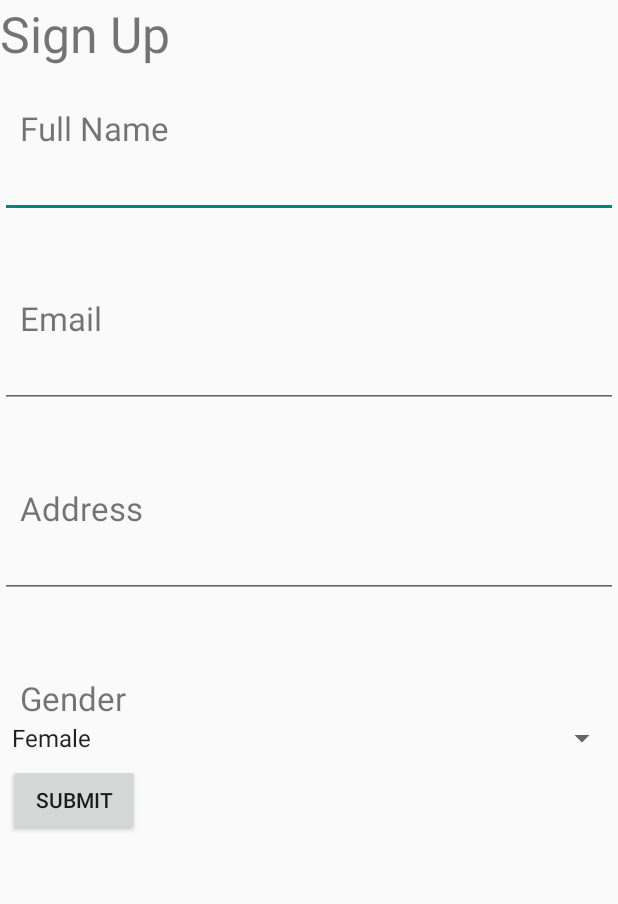
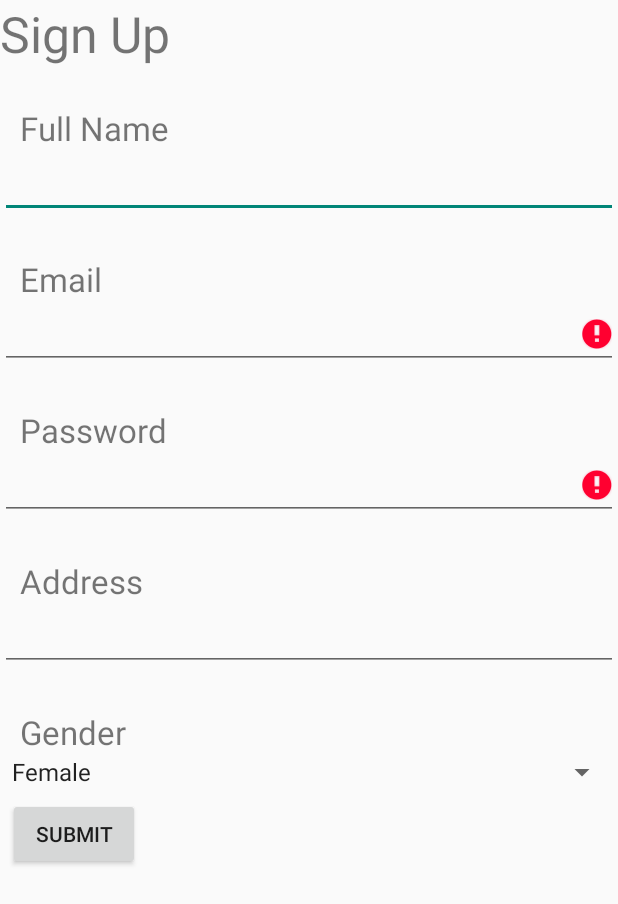
Before and after one commit to hayleycall/TinderForDogs, an Android app: the MyAndroidAppActivity screen opened directly, with no data from a screen before it, after a tap on "SUBMIT", on a phone screen of 412 x 824 dp. Shown: the top 904 px of the screen. Run offline under Robolectric (Android 15) with nearby library versions, the phone set to English and light mode, and no system bars.

```diff
--- a/app/src/main/java/com/example/hayleycall/boner/CustonOnItemSelectedListener.java
+++ b/app/src/main/java/com/example/hayleycall/boner/CustomOnItemSelectedListener.java
@@ -7,7 +7,7 @@ import android.widget.Toast;
 /**
  * Created by peyton on 3/1/15.
  */
-public class CustonOnItemSelectedListener implements OnItemSelectedListener {
+public class CustomOnItemSelectedListener implements OnItemSelectedListener {
 
     public void onItemSelected(AdapterView<?> parent, View view, int pos, long id){
         Toast.makeText(parent.getContext(),"OnItemSelectedListener: " + parent.getItemAtPosition(pos).toString(),
--- a/app/src/main/java/com/example/hayleycall/boner/MyAndroidAppActivity.java
+++ b/app/src/main/java/com/example/hayleycall/boner/MyAndroidAppActivity.java
@@ -6,9 +6,14 @@ import android.view.Menu;
 import android.view.MenuItem;
 import android.view.View;
 import android.view.View.OnClickListener;
+import android.widget.EditText;
 import android.widget.Spinner;
 import android.widget.Toast;
 import android.widget.Button;
+
+import java.util.jar.Attributes;
+import java.util.regex.Matcher;
+import java.util.regex.Pattern;
 
 
 /**
@@ -16,6 +21,7 @@ import android.widget.Button;
  */
 public class MyAndroidAppActivity extends Activity {
 
+    private EditText emailEditText,passEditText, nameEditText,addressEditText;
     private Spinner gender_spinner;
     private Button btnSubmit;
 
@@ -24,10 +30,68 @@ public class MyAndroidAppActivity extends Activity {
         super.onCreate(savedInstanceStance);
         setContentView(R.layout.form);
 
+        nameEditText=(EditText) findViewById(R.id.editText_name);
+        emailEditText = (EditText) findViewById(R.id.editText_email);
+        passEditText = (EditText) findViewById(R.id.editText_password);
+        addressEditText = (EditText) findViewById(R.id.editText_address);
+
         addItemsOnGenderSpinner();
         addListenerOnButton();
+        findViewById(R.id.btnSubmit).setOnClickListener(new OnClickListener() {
+            @Override
+            public void onClick(View arg0) {
 
+                final String email = emailEditText.getText().toString();
+                if (!isValidEmail(email)) {
+                    emailEditText.setError("Invalid Email");
+                }
 
+                final String pass = passEditText.getText().toString();
+                if (!isValidPassword(pass)) {
+                    passEditText.setError("Invalid Password");
+                }
+                final String address = addressEditText.getText().toString();
+                if(!isValidAddress(address)){
+                    passEditText.setError("Invalid Address");
+                }
+                final String name = nameEditText.getText().toString();
+                if(!isValidName(name)){
+                    passEditText.setError("Invalid Name");
+                }
+
+            }
+        });
+    }
+    private boolean isValidName(String name) {
+        String NAME_PATTERN = "^[_A-Za-z0-9-\\+]+(\\.[_A-Za-z0-9-])"
+                + "[A-Za-z0-9-]+(\\.[A-Za-z0-9]+)*(\\.[A-Za-z]{2,})$";
+
+        Pattern pattern = Pattern.compile(NAME_PATTERN);
+        Matcher matcher = pattern.matcher(name);
+        return matcher.matches();
+    }
+    private boolean isValidAddress(String address) {
+        String ADDRESS_PATTERN = "^[_A-Za-z0-9-\\+]+(\\.[_A-Za-z0-9-]+)*@"
+                + "[A-Za-z0-9-]+(\\.[A-Za-z0-9]+)*(\\.[A-Za-z]{2,})$";
+
+        Pattern pattern = Pattern.compile(ADDRESS_PATTERN);
+        Matcher matcher = pattern.matcher(address);
+        return matcher.matches();
+    }
+    private boolean isValidEmail(String email) {
+        String EMAIL_PATTERN = "^[_A-Za-z0-9-\\+]+(\\.[_A-Za-z0-9-]+)*@"
+                + "[A-Za-z0-9-]+(\\.[A-Za-z0-9]+)*(\\.[A-Za-z]{2,})$";
+
+        Pattern pattern = Pattern.compile(EMAIL_PATTERN);
+        Matcher matcher = pattern.matcher(email);
+        return matcher.matches();
+    }
+
+    private boolean isValidPassword(String pass) {
+        if (pass != null && pass.length() > 6) {
+            return true;
+        }
+        return false;
     }
     @Override
     public boolean onCreateOptionsMenu(Menu menu) {
@@ -59,20 +123,17 @@ public class MyAndroidAppActivity extends Activity {
 
     public void addListenerOnButton() {
         gender_spinner = (Spinner) findViewById(R.id.gender_spinner);
-
         btnSubmit = (Button) findViewById(R.id.btnSubmit);
         btnSubmit.setOnClickListener(new OnClickListener() {
             @Override
             public void onClick(View v) {
                 Toast.makeText(MyAndroidAppActivity.this,
                         "OnClick Listener: " +
-                        "\nGender: " + String.valueOf(gender_spinner.getSelectedItem()),
+                                "\nGender: " + String.valueOf(gender_spinner.getSelectedItem()),
                         Toast.LENGTH_SHORT).show();
             }
         });
+
     }
 
-
-
-
 }
--- a/app/src/main/res/layout/form.xml
+++ b/app/src/main/res/layout/form.xml
@@ -22,32 +22,50 @@
          android:layout_height="wrap_content" />
 
      <EditText
-        android:width="800px"
+         android:id="@+id/editText_name"
+         android:width="800px"
          android:layout_width="wrap_content"
-         android:layout_height="wrap_content">
+         android:layout_height="wrap_content"
+         android:inputType="textPersonName">
+
       </EditText>
       <TextView
-          android:text="\n\n\tEmail"
+          android:text="\n\tEmail"
           android:textSize="10pt"
           android:layout_width="wrap_content"
-          android:layout_height="wrap_content" />
+          android:layout_height="wrap_content"/>
       <EditText
+          android:id="@+id/editText_email"
           android:width="800px"
           android:layout_width="wrap_content"
-          android:layout_height="wrap_content">
+          android:layout_height="wrap_content"
+          android:inputType="textEmailAddress">
        </EditText>
        <TextView
-           android:text="\n\n\tAddress"
+           android:text="\n\tPassword"
+           android:textSize="10pt"
+           android:layout_width="wrap_content"
+           android:layout_height="wrap_content" />
+        <EditText
+            android:id="@+id/editText_password"
+            android:width="800px"
+            android:layout_width="wrap_content"
+            android:layout_height="wrap_content"
+            android:inputType="textPassword"/>
+       <TextView
+           android:text="\n\tAddress"
            android:textSize="10pt"
            android:layout_width="wrap_content"
            android:layout_height="wrap_content"/>
        <EditText
+           android:id="@+id/editText_address"
            android:width="800px"
            android:layout_width="wrap_content"
-           android:layout_height="wrap_content">
+           android:layout_height="wrap_content"
+           android:inputType="textPostalAddress">
         </EditText>
         <TextView
-            android:text="\n\n\tGender"
+            android:text="\n\tGender"
             android:textSize="10pt"
             android:layout_width="wrap_content"
             android:layout_height="wrap_content"/>
```
